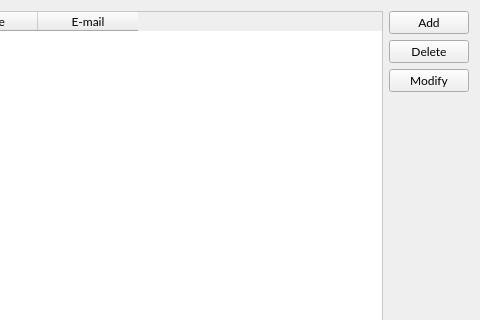
RScarcia/Qt_Experiments, file MainWindow/MainWindow.ui: the form before one commit; both pictures show x 474 to 954 and y 0 to 320 of the 954 by 561 pixel window.
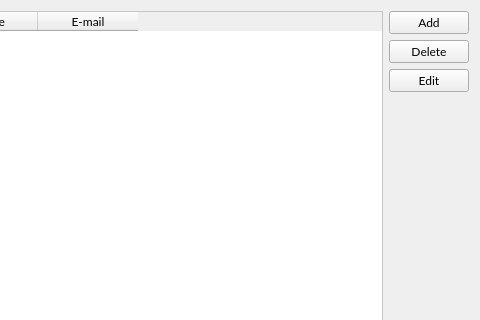
The form after the commit.

What changed in the file:
```diff
--- a/MainWindow/MainWindow.ui
+++ b/MainWindow/MainWindow.ui
@@ -160,7 +160,7 @@
           </font>
          </property>
          <property name="text">
-          <string>Modify</string>
+          <string>Edit</string>
          </property>
         </widget>
        </item>
```
Left out of the diff: 4 changed lines with no effect on the pictures.
